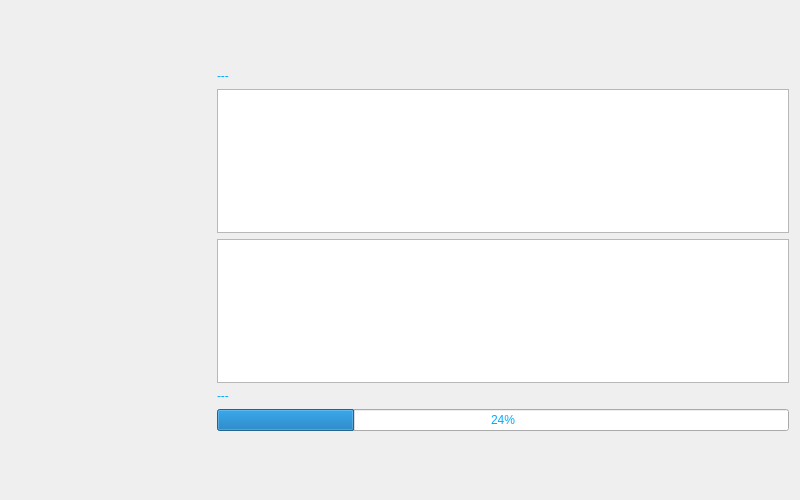
The window that src/qt/forms/autocheckpoints.ui (FromHDDtoSSD/SorachanCoin-qt) describes before a commit, drawn with Qt 5.
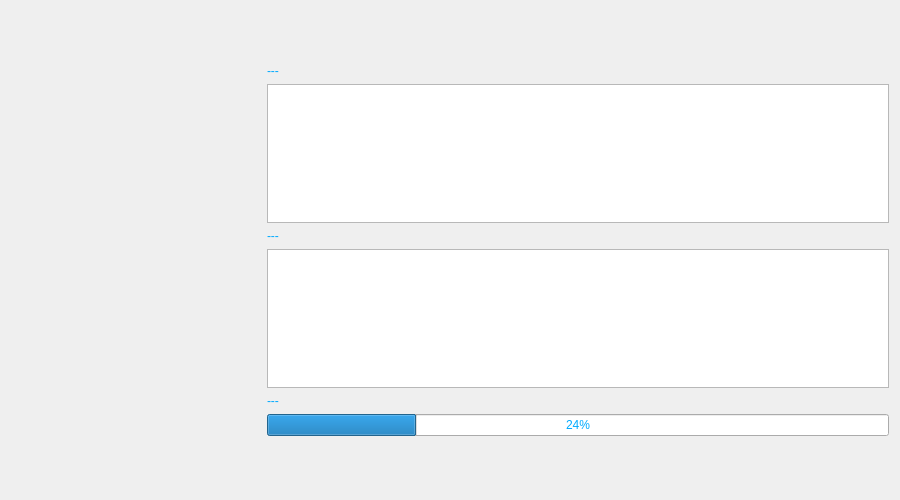
The same window after the commit.

Commit message: SorachanCoin: under development, Automatic Checkpoints

```diff
--- a/src/qt/forms/autocheckpoints.ui
+++ b/src/qt/forms/autocheckpoints.ui
@@ -6,13 +6,13 @@
    <rect>
     <x>0</x>
     <y>0</y>
-    <width>800</width>
+    <width>900</width>
     <height>500</height>
    </rect>
   </property>
   <property name="maximumSize">
    <size>
-    <width>800</width>
+    <width>900</width>
     <height>500</height>
    </size>
   </property>
@@ -46,7 +46,7 @@
      </property>
     </widget>
    </item>
-   <item row="4" column="1">
+   <item row="5" column="1">
     <layout class="QHBoxLayout" name="horizontalLayout">
      <item>
       <widget class="QLabel" name="labelStatus">
@@ -57,14 +57,14 @@
      </item>
     </layout>
    </item>
-   <item row="5" column="1">
-    <widget class="QProgressBar" name="progressbarSync">
+   <item row="6" column="1">
+    <widget class="QProgressBar" name="progAutocheck">
      <property name="value">
       <number>24</number>
      </property>
     </widget>
    </item>
-   <item row="6" column="1">
+   <item row="7" column="1">
     <spacer name="verticalSpacer_2">
      <property name="orientation">
       <enum>Qt::Vertical</enum>
@@ -77,25 +77,32 @@
      </property>
     </spacer>
    </item>
-   <item row="2" column="1">
-    <widget class="QListView" name="listviewHardcode"/>
-   </item>
-   <item row="3" column="1">
-    <widget class="QListView" name="listviewAutocheck"/>
-   </item>
-   <item row="3" column="0">
+   <item row="4" column="0">
     <spacer name="horizontalSpacer">
      <property name="orientation">
       <enum>Qt::Horizontal</enum>
      </property>
      <property name="sizeHint" stdset="0">
       <size>
-       <width>200</width>
+       <width>250</width>
        <height>20</height>
       </size>
      </property>
     </spacer>
    </item>
+   <item row="3" column="1">
+    <widget class="QLabel" name="labelAutocheck">
+     <property name="text">
+      <string>---</string>
+     </property>
+    </widget>
+   </item>
+   <item row="2" column="1">
+    <widget class="QTableView" name="listviewHardcode"/>
+   </item>
+   <item row="4" column="1">
+    <widget class="QTableView" name="listviewAutocheck"/>
+   </item>
   </layout>
  </widget>
  <resources/>
```
Left out of the diff: 4 changed lines with no effect on the pictures. The commit also changes 2 other files.
